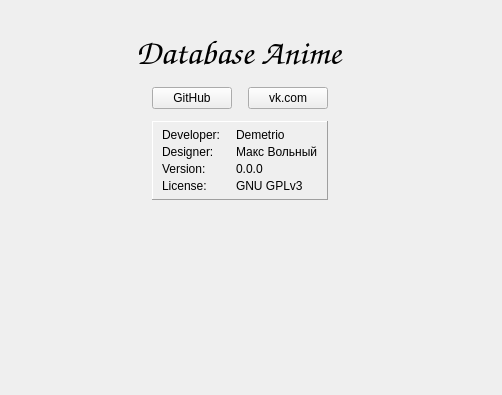
Qt form mainwindow.ui (LibertaSoft/DatabaseAnime) before a commit; both pictures show x 435 to 937 and y 213 to 608 of the 937 by 608 pixel window.
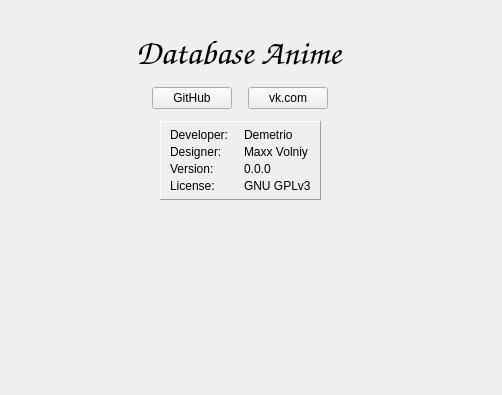
The same form after that commit. Icons and pictures are not drawn. Custom widgets are drawn as their Qt base class.

Commit message: Translate: Maxx Volniy

What changed in the file:
```diff
--- a/mainwindow.ui
+++ b/mainwindow.ui
@@ -517,7 +517,7 @@
               <item row="1" column="1">
                <widget class="QLabel" name="Lbl_VDesignAuthor">
                 <property name="text">
-                 <string notr="true" extracomment="Label Value Design Author">Макс Вольный</string>
+                 <string extracomment="Label Value Design Author">Maxx Volniy</string>
                 </property>
                </widget>
               </item>
```
